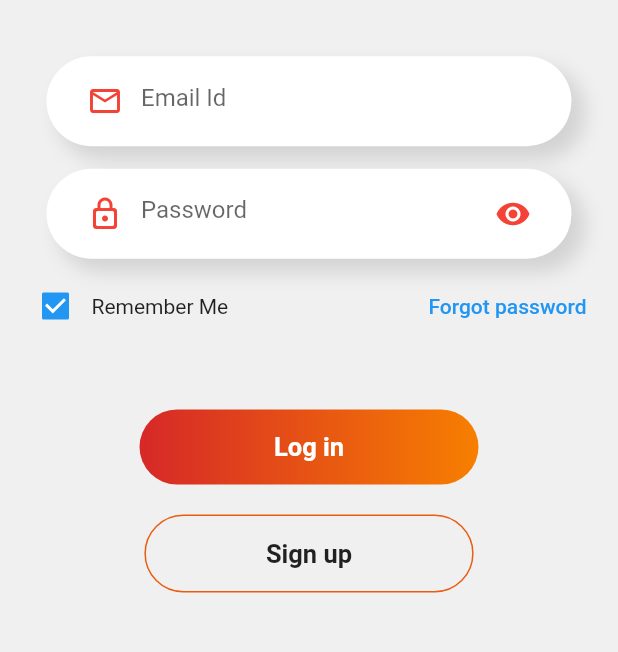
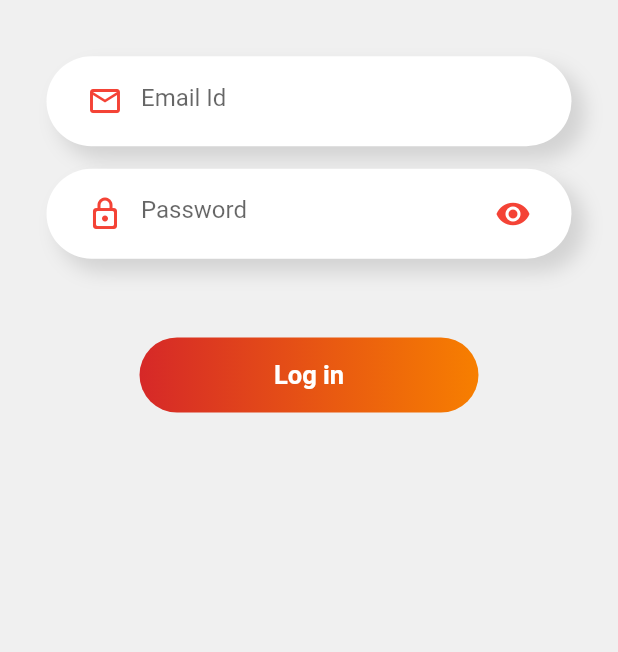
Before and after one commit to Khuntarpit/e_recritment_flutter, a Flutter app: the screen it shows after launch, after a tap on "As a Admin", on a phone screen of 412 x 824 dp, the part 314-966 px from its top. Run offline on Flutter 3.47's test engine with Material 2 defaults, Android fonts, the phone set to English and light mode, and no system bars; our stand-ins replace get, image_picker, permission_handler, shared_preferences, toast; missing offline and left inert: agora_rtc_engine.

Commit message:
Update login_screen.dart

```diff
--- a/lib/screen/login_screen/login_screen.dart
+++ b/lib/screen/login_screen/login_screen.dart
@@ -87,7 +87,7 @@ class _LoginScreenState extends State<LoginScreen> {
                           }),
                     isValidate: true
                   ),
-                  Row(
+                  if(widget.isAdmin == false) Row(
                     children: [
                       Checkbox(
                         onChanged: (v) {
@@ -126,7 +126,7 @@ class _LoginScreenState extends State<LoginScreen> {
                       }
                     },
                   ),
-                  outLineBorderConatiner(
+                 if(widget.isAdmin == false) outLineBorderConatiner(
                     title: 'Sign up',
                     padding: 80,
                     onTap: () {
```
